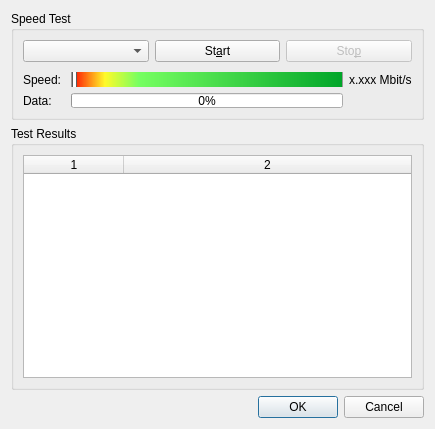
Jo2003/vlc_record, file forms/qspeedtestdlg.ui: the form before one commit.
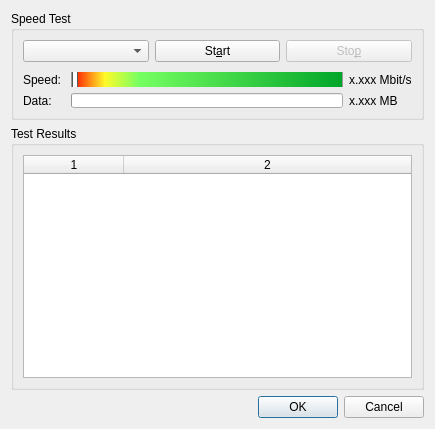
The form after the commit.

```diff
--- a/forms/qspeedtestdlg.ui
+++ b/forms/qspeedtestdlg.ui
@@ -19,16 +19,16 @@
   <property name="styleSheet">
    <string notr="true">QSlider::groove:horizontal#hSliderSpeed {
    border: 1px solid #999999;
-   height: 16px; /* the groove expands to the size of the slider by default. by giving it a height, it has a fixed size */
+   height: 15px; /* the groove expands to the size of the slider by default. by giving it a height, it has a fixed size */
    background-color: qlineargradient(spread:repeat, x1:0, y1:0, x2:1, y2:0, stop:0 rgba(255, 0, 0, 255), stop:0.125 rgba(255, 250, 41, 255), stop:0.25 rgba(118, 255, 97, 255), stop:1 rgba(0, 165, 41, 255));
    margin: 2px 0;
 }
 
  QSlider::handle:horizontal#hSliderSpeed {
      background-color: white;
-     border: 1px solid #5c5c5c;
-     width: 3px;
-     margin: -6px 0; /* handle is placed by default on the contents rect of the groove. Expand outside the groove */
+     width: 4px;
+     border: 1px solid rgb(88, 88, 88);
+     margin: -2px 0; /* handle is placed by default on the contents rect of the groove. Expand outside the groove */
      border-radius: 2px;
  }
 </string>
@@ -97,6 +97,12 @@
           <property name="value">
            <number>0</number>
           </property>
+          <property name="textVisible">
+           <bool>false</bool>
+          </property>
+          <property name="format">
+           <string/>
+          </property>
          </widget>
         </item>
         <item row="0" column="1">
@@ -115,6 +121,13 @@
           </property>
          </widget>
         </item>
+        <item row="1" column="2">
+         <widget class="QLabel" name="labData">
+          <property name="text">
+           <string>x.xxx MB</string>
+          </property>
+         </widget>
+        </item>
        </layout>
       </item>
      </layout>
```
